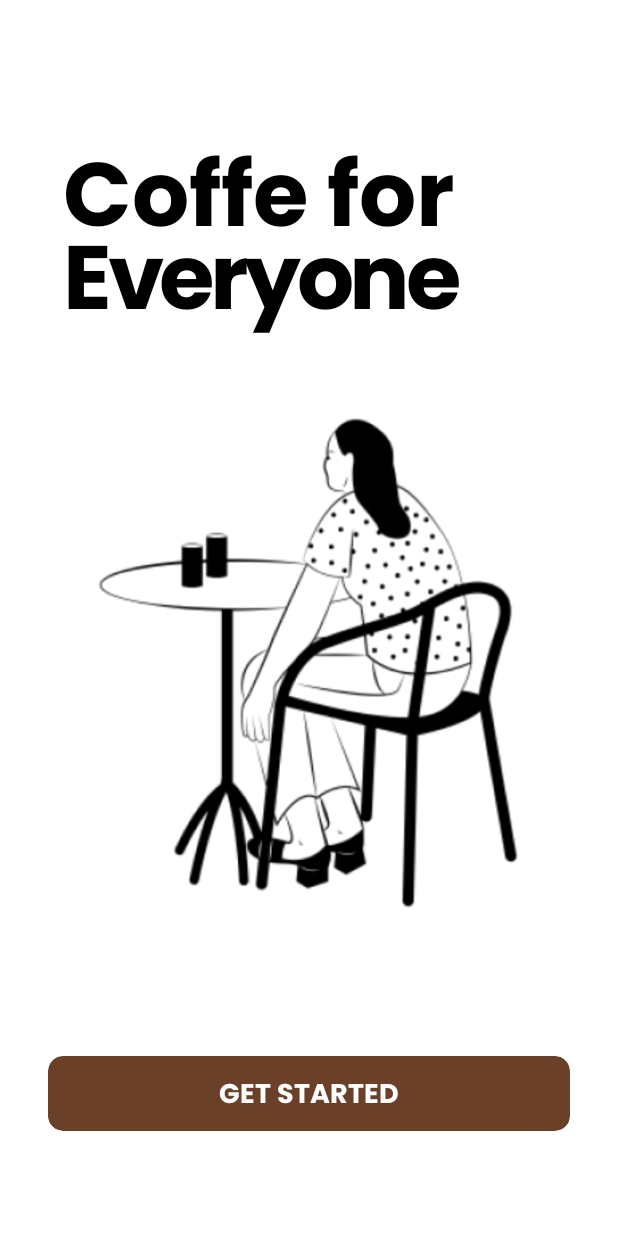
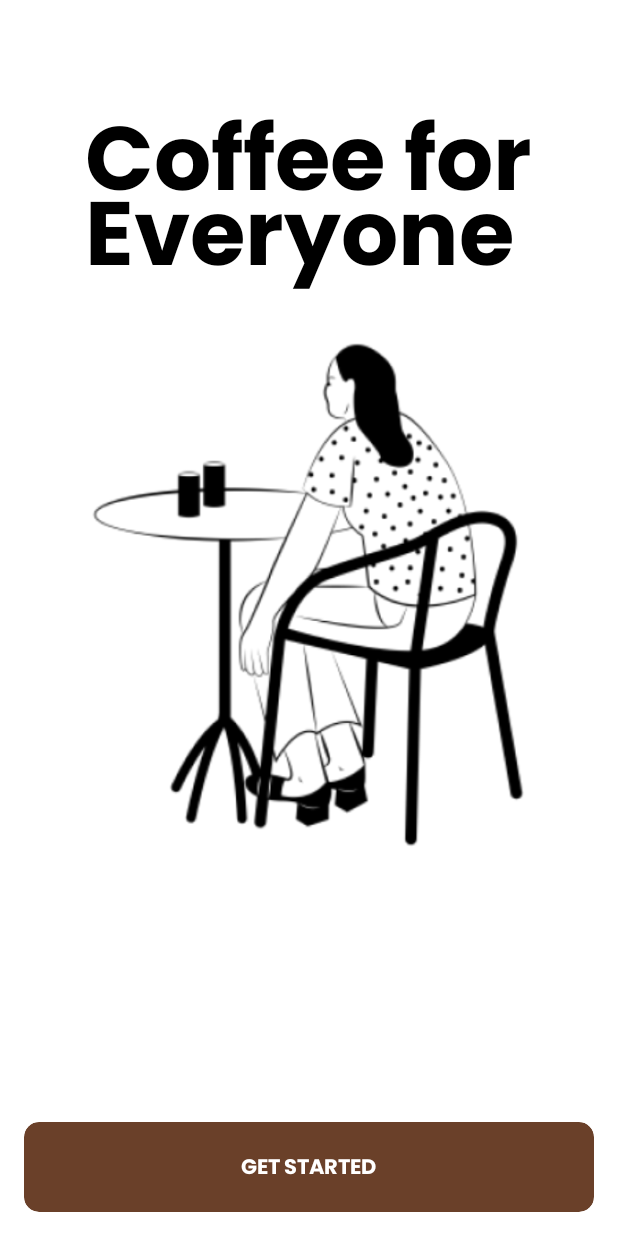
Before and after one commit to ndraa124/retro-coffee-android, an Android app: the screen it shows after launch (OnboardActivity), on a phone screen of 412 x 824 dp. Run offline under Robolectric (Android 15) with nearby library versions, the light colour scheme and no system bars; our stand-ins replace data binding.

Commit message:
hotfix ui onboard

```diff
--- a/app/src/main/AndroidManifest.xml
+++ b/app/src/main/AndroidManifest.xml
@@ -45,7 +45,7 @@
         <activity
             android:name=".activity.customer.onboard.OnboardActivity"
             android:screenOrientation="portrait"
-            android:theme="@style/Theme.RetroCoffee.NoActionBar" />
+            android:theme="@style/Theme.RetroCoffee.Fullscreen" />
         <activity
             android:name=".activity.customer.register.RegisterActivity"
             android:screenOrientation="portrait"
--- a/app/src/main/res/layout/activity_onboard.xml
+++ b/app/src/main/res/layout/activity_onboard.xml
@@ -1,78 +1,89 @@
 <?xml version="1.0" encoding="utf-8"?>
 <layout xmlns:android="http://schemas.android.com/apk/res/android"
-    xmlns:app="http://schemas.android.com/apk/res-auto"
-    xmlns:tools="http://schemas.android.com/tools">
+    xmlns:app="http://schemas.android.com/apk/res-auto">
 
     <data>
 
     </data>
 
+    <androidx.constraintlayout.widget.ConstraintLayout
+        android:layout_width="match_parent"
+        android:layout_height="match_parent">
+
         <RelativeLayout
+            android:id="@+id/rl_text"
             android:layout_width="match_parent"
-        android:layout_height="match_parent"
-        tools:context=".activity.customer.onboard.OnboardActivity">
+            android:layout_height="wrap_content"
+            android:layout_marginHorizontal="16dp"
+            android:layout_marginTop="64dp"
+            android:gravity="center"
+            app:layout_constraintEnd_toEndOf="parent"
+            app:layout_constraintStart_toStartOf="parent"
+            app:layout_constraintTop_toTopOf="parent">
 
             <TextView
                 android:id="@+id/tv_title1"
-            android:text="Coffe for"
+                android:layout_width="wrap_content"
+                android:layout_height="wrap_content"
+                android:fontFamily="@font/poppins_bold"
+                android:includeFontPadding="false"
+                android:lineSpacingExtra="0dp"
+                android:text="@string/coffee_for"
                 android:textColor="#000000"
-            android:textSize="60sp"
-            android:layout_marginTop="88dp"
-            android:textStyle="bold"
-            android:lineSpacingExtra="0dp"
-            android:gravity="top"
-            android:includeFontPadding="false"
-            android:layout_marginStart="42dp"
-            android:fontFamily="@font/poppins_bold"
-            android:layout_width="325dp"
-            android:layout_height="wrap_content"/>
+                android:textSize="60sp" />
 
             <TextView
                 android:id="@+id/tv_title2"
-            android:text="Everyone"
+                android:layout_width="wrap_content"
+                android:layout_height="wrap_content"
+                android:layout_marginTop="50dp"
+                android:fontFamily="@font/poppins_bold"
+                android:includeFontPadding="false"
+                android:lineSpacingExtra="0dp"
+                android:text="@string/everyone"
                 android:textColor="#000000"
-            android:textSize="60sp"
-            android:letterSpacing="-0.05"
-            android:textStyle="bold"
-            android:lineSpacingExtra="0dp"
-            android:includeFontPadding="false"
-            android:layout_marginStart="42dp"
-            android:fontFamily="@font/poppins_bold"
-            android:layout_marginTop="143dp"
-            android:layout_width="325dp"
-            android:layout_height="wrap_content"/>
+                android:textSize="60sp" />
+
+        </RelativeLayout>
 
         <ImageView
+            android:id="@+id/iv_onboard"
+            android:layout_width="match_parent"
+            android:layout_height="350dp"
+            android:layout_marginHorizontal="16dp"
+            android:layout_marginTop="24dp"
+            android:contentDescription="@string/img_description"
+            android:scaleType="centerCrop"
             android:src="@drawable/vt_onboarding_screen1"
-            android:layout_below="@id/tv_title2"
-            android:layout_width="match_parent"
-            android:layout_height="430dp"/>
+            app:layout_constraintEnd_toEndOf="parent"
+            app:layout_constraintStart_toStartOf="parent"
+            app:layout_constraintTop_toBottomOf="@+id/rl_text" />
 
         <androidx.cardview.widget.CardView
             android:id="@+id/bt_getStarted"
+            android:layout_width="match_parent"
+            android:layout_height="60dp"
+            android:layout_marginHorizontal="16dp"
+            android:layout_marginBottom="16dp"
+            app:cardBackgroundColor="@color/primary"
             app:cardCornerRadius="10dp"
             app:cardElevation="0dp"
-            app:cardBackgroundColor="@color/primary"
-            android:layout_marginStart="32dp"
-            android:layout_marginEnd="32dp"
-            android:layout_marginBottom="70dp"
-            android:layout_alignParentBottom="true"
-            android:layout_width="match_parent"
-            android:layout_height="50dp">
-
+            app:layout_constraintBottom_toBottomOf="parent"
+            app:layout_constraintEnd_toEndOf="parent"
+            app:layout_constraintStart_toStartOf="parent">
 
             <TextView
-                android:text="Get started"
+                android:layout_width="wrap_content"
+                android:layout_height="wrap_content"
+                android:layout_gravity="center"
+                android:fontFamily="@font/poppins_bold"
+                android:includeFontPadding="false"
+                android:text="@string/get_started"
+                android:textAllCaps="true"
                 android:textColor="@color/white"
-                android:textAllCaps="true"
-                android:fontFamily="@font/poppins_bold"
-                android:textStyle="bold"
-                android:textSize="18sp"
-                android:includeFontPadding="false"
-                android:layout_gravity="center"
-                android:layout_width="wrap_content"
-                android:layout_height="wrap_content"/>
+                android:textSize="14sp"
+                android:textStyle="bold" />
         </androidx.cardview.widget.CardView>
 
-    </RelativeLayout>
+    </androidx.constraintlayout.widget.ConstraintLayout>
 </layout>
--- a/app/src/main/res/layout/activity_welcome.xml
+++ b/app/src/main/res/layout/activity_welcome.xml
@@ -14,14 +14,15 @@
             android:id="@+id/tv_welcome"
             android:layout_width="wrap_content"
             android:layout_height="wrap_content"
-            android:layout_marginTop="32dp"
+            android:layout_marginHorizontal="16dp"
+            android:layout_marginTop="64dp"
             android:fontFamily="@font/poppins_bold"
             android:includeFontPadding="false"
             android:letterSpacing="-0.03"
             android:text="@string/welcome"
             android:textAlignment="center"
             android:textColor="#000000"
-            android:textSize="64sp"
+            android:textSize="60sp"
             app:layout_constraintEnd_toEndOf="parent"
             app:layout_constraintStart_toStartOf="parent"
             app:layout_constraintTop_toTopOf="parent" />
@@ -82,7 +83,6 @@
             android:id="@+id/bt_goLogin"
             android:layout_width="match_parent"
             android:layout_height="wrap_content"
-            android:layout_alignParentBottom="true"
             android:layout_marginHorizontal="16dp"
             android:layout_marginBottom="16dp"
             app:cardBackgroundColor="@color/secondary"
--- a/app/src/main/res/values/strings.xml
+++ b/app/src/main/res/values/strings.xml
@@ -7,4 +7,7 @@
     <string name="create_new_account">Create New Account</string>
     <string name="img_description">MY IMAGE</string>
     <string name="tv_login">login</string>
+    <string name="coffee_for">Coffee for</string>
+    <string name="everyone">Everyone</string>
+    <string name="get_started">Get started</string>
 </resources>
```
Lines whose indentation alone changed are shown as unchanged.
